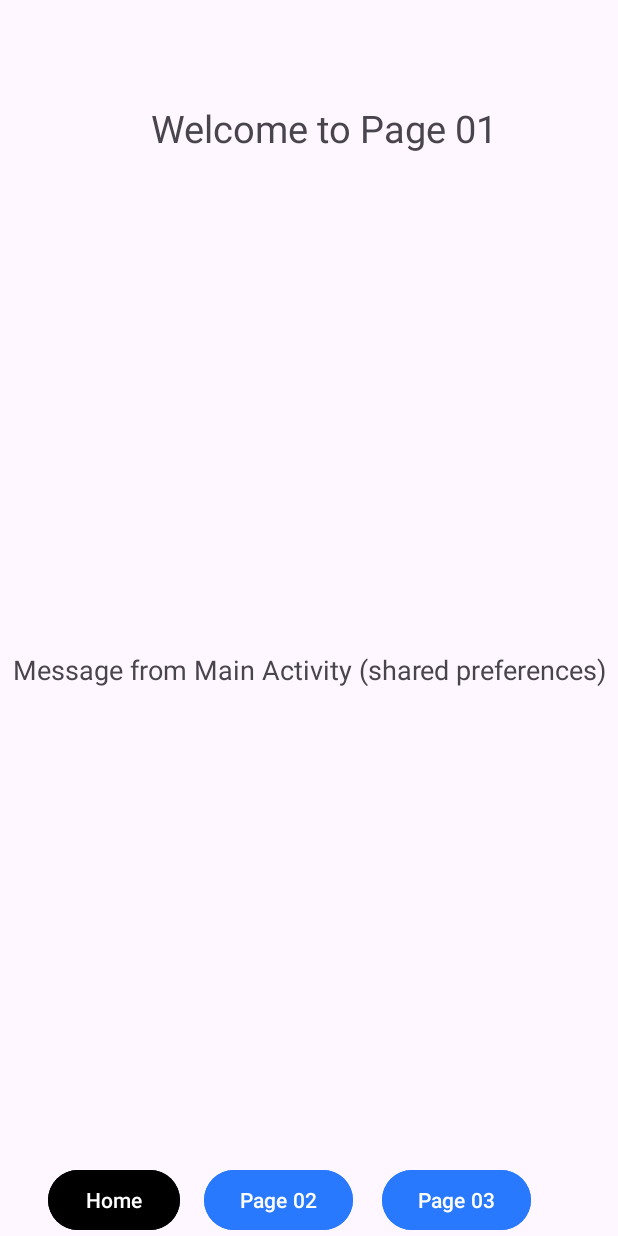
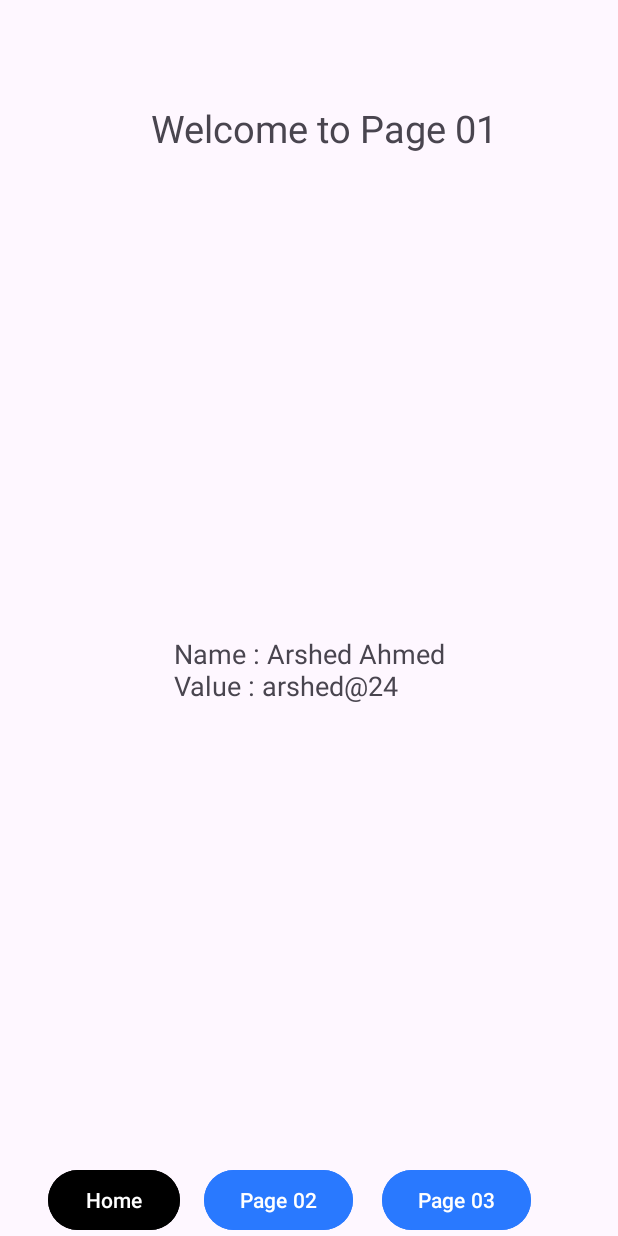
Before and after one commit to arshedgithub/Java-Mobile-App-1, an Android app: the screen it shows after launch (Page01), after a tap on "Page 01", on a phone screen of 412 x 824 dp. Run offline under Robolectric (Android 15) with nearby library versions, the light colour scheme and no system bars.

Commit message:
handle database

```diff
--- /dev/null
+++ b/app/src/main/java/com/example/mad1/DatabaseHelper.java
@@ -0,0 +1,27 @@
+package com.example.mad1;
+
+import android.content.Context;
+import android.database.sqlite.SQLiteDatabase;
+import android.database.sqlite.SQLiteOpenHelper;
+
+import androidx.annotation.Nullable;
+
+public class DatabaseHelper extends SQLiteOpenHelper {
+
+    private static final String DATABASE_NAME = "test1.db";
+    private static final int DATABASE_VERSION = 1;
+
+    public DatabaseHelper(Context context) {
+        super(context, DATABASE_NAME, null, DATABASE_VERSION);
+    }
+
+    @Override
+    public void onCreate(SQLiteDatabase db) {
+        db.execSQL("CREATE TABLE IF NOT EXISTS Page1Values(Id Integer PRIMARY KEY, Name TEXT, Value TEXT)");
+    }
+
+    @Override
+    public void onUpgrade(SQLiteDatabase db, int oldVersion, int newVersion) {
+
+    }
+}
--- a/app/src/main/java/com/example/mad1/MainActivity.java
+++ b/app/src/main/java/com/example/mad1/MainActivity.java
@@ -1,7 +1,9 @@
 package com.example.mad1;
 
+import android.content.ContentValues;
 import android.content.Intent;
 import android.content.SharedPreferences;
+import android.database.sqlite.SQLiteDatabase;
 import android.os.Bundle;
 import android.view.View;
 import android.widget.Button;
@@ -35,6 +37,16 @@ public class MainActivity extends AppCompatActivity {
         btn_second = findViewById(R.id.btn_second);
         btn_third = findViewById(R.id.btn_third);
         txt_view = findViewById(R.id.txt_welcome);
+
+        DatabaseHelper dbhelper = new DatabaseHelper(this);
+        SQLiteDatabase database = dbhelper.getWritableDatabase();
+
+        ContentValues values = new ContentValues();
+
+        values.put("name", "Arshed Ahmed");
+        values.put("value", "arshed@24");
+        database.insert("Page1Values", null, values);
+
 
         btn_first.setOnClickListener(new View.OnClickListener() {
             @Override
--- a/app/src/main/java/com/example/mad1/Page01.java
+++ b/app/src/main/java/com/example/mad1/Page01.java
@@ -2,6 +2,8 @@ package com.example.mad1;
 
 import android.content.Intent;
 import android.content.SharedPreferences;
+import android.database.Cursor;
+import android.database.sqlite.SQLiteDatabase;
 import android.os.Bundle;
 import android.view.View;
 import android.widget.Button;
@@ -31,13 +33,23 @@ public class Page01 extends AppCompatActivity {
         btn_third = findViewById(R.id.btn_pg_1_3);
         txtContentPg1 = findViewById(R.id.txt_content_pg_1);
 
+        // String msg = getIntent().getStringExtra("message");
 
-//        String msg = getIntent().getStringExtra("message");
+        DatabaseHelper dbhelper = new DatabaseHelper(this);
+        SQLiteDatabase database = dbhelper.getReadableDatabase();
 
-        SharedPreferences sharedPreferences = getSharedPreferences("userSettings", MODE_PRIVATE);
-        String msg = sharedPreferences.getString("message", "Shared Preference not found");
+        Cursor cursor = database.rawQuery("SELECT * FROM Page1Values", null);
 
-        txtContentPg1.setText(msg);
+        if (cursor.moveToNext()){
+            String name = cursor.getString(1);
+            String value = cursor.getString(2);
+            txtContentPg1.setText("Name : " + name + "\nValue : " + value);
+        }
+        cursor.close();
+
+//        SharedPreferences sharedPreferences = getSharedPreferences("userSettings", MODE_PRIVATE);
+//        String msg = sharedPreferences.getString("message", "Shared Preference not found");
+//        txtContentPg1.setText(msg);
 
         ViewCompat.setOnApplyWindowInsetsListener(findViewById(R.id.main), (v, insets) -> {
             Insets systemBars = insets.getInsets(WindowInsetsCompat.Type.systemBars());
```
